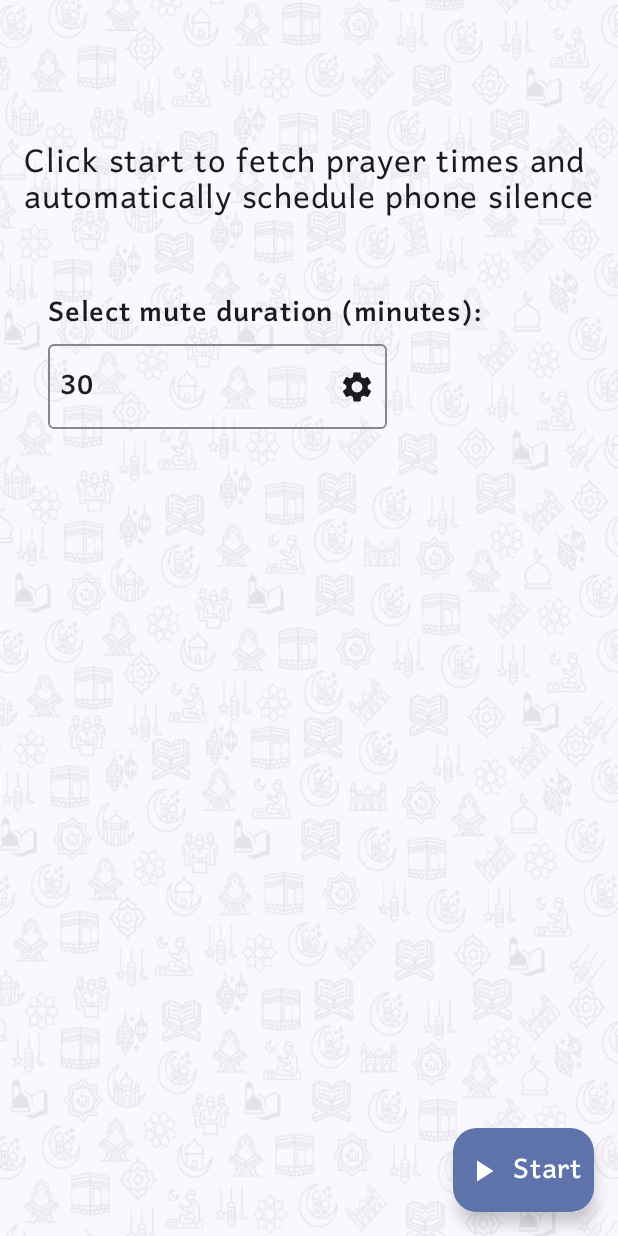
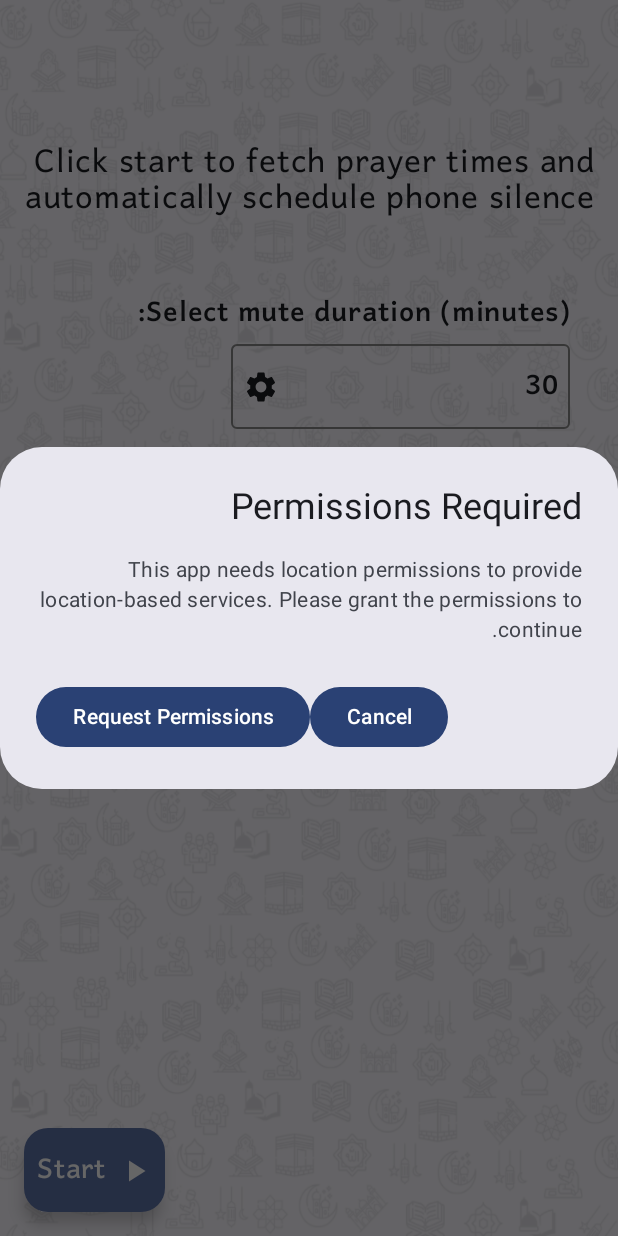
Before and after one commit to laktam/prayer-time-silencer, an Android app built with Jetpack Compose: the screen it shows after launch (MainActivity), after a tap on "Start", on a phone screen of 412 x 824 dp. Run offline under Robolectric (Android 15) with nearby library versions, the phone set to English and light mode, and no system bars.

Commit message:
add dialog before asking for permissions

```diff
--- a/app/src/main/java/org/mql/laktam/prayertimesilencer/ActivationButton.kt
+++ b/app/src/main/java/org/mql/laktam/prayertimesilencer/ActivationButton.kt
@@ -19,11 +19,14 @@ import androidx.compose.ui.platform.LocalContext
 import androidx.core.content.ContextCompat
 import androidx.compose.runtime.getValue
 import androidx.compose.material.icons.filled.PlayArrow
+import androidx.compose.material3.AlertDialog
+import androidx.compose.material3.Button
 import androidx.compose.material3.FloatingActionButton
 import androidx.compose.material3.Icon
 import androidx.compose.material3.MaterialTheme
 import androidx.compose.material3.Text
 import androidx.compose.runtime.collectAsState
+import androidx.compose.runtime.setValue
 import androidx.compose.ui.Alignment
 import androidx.compose.ui.Modifier
 import androidx.compose.ui.res.stringResource
@@ -32,6 +35,7 @@ import androidx.compose.ui.unit.dp
 
 @Composable
 fun ActivationFab(viewModel: MainViewModel) {
+    var showDialog by remember { mutableStateOf(false) }
     val context = LocalContext.current
     val notificationManager =
                 context.getSystemService(Context.NOTIFICATION_SERVICE) as NotificationManager
@@ -62,6 +66,42 @@ fun ActivationFab(viewModel: MainViewModel) {
         }
 
     val handleFabClick = {
+        if(!doNotDisturbPermissionGranted.value && !locationPermissionsState.value){
+            showDialog = true
+        }
+//        if (!doNotDisturbPermissionGranted.value) {
+//                val intent = Intent(Settings.ACTION_NOTIFICATION_POLICY_ACCESS_SETTINGS)
+//                context.startActivity(intent)
+//        }
+//        if(!locationPermissionsState.value) {
+//            locationPermissionLauncher.launch(
+//                arrayOf(
+//                    Manifest.permission.ACCESS_FINE_LOCATION,
+//                    Manifest.permission.ACCESS_COARSE_LOCATION
+//                )
+//            )
+//        }
+//        if(!showDialog){
+            if (locationPermissionsState.value && doNotDisturbPermissionGranted.value){
+                if (isServiceRunning) {
+                    stopService(context)
+                    viewModel.setServiceRunning(context, false)
+                } else {
+                    startService(context)
+                    viewModel.setServiceRunning(context, true)
+                }
+            }
+//        }
+    }
+
+    if (showDialog) {
+        AlertDialog(
+            onDismissRequest = { showDialog = false },
+            title = { Text("Permissions Required") },
+            text = { Text("This app needs location permissions to provide location-based services. Please grant the permissions to continue.") },
+            confirmButton = {
+                Button(
+                    onClick = {
                         if (!doNotDisturbPermissionGranted.value) {
                             val intent = Intent(Settings.ACTION_NOTIFICATION_POLICY_ACCESS_SETTINGS)
                             context.startActivity(intent)
@@ -74,19 +114,26 @@ fun ActivationFab(viewModel: MainViewModel) {
                                 )
                             )
                         }
-
-        if (locationPermissionsState.value && doNotDisturbPermissionGranted.value){
-            if (isServiceRunning) {
-                stopService(context)
-                viewModel.setServiceRunning(context, false)
-            } else {
-                startService(context)
-                viewModel.setServiceRunning(context, true)
+                        showDialog = false
+                    }
+                ) {
+                    Text("Request Permissions")
+                }
+            },
+            dismissButton = {
+                Button(
+                    onClick = { showDialog = false }
+                ) {
+                    Text("Cancel")
                 }
             }
+        )
     }
 
-    FloatingActionButton(onClick = { handleFabClick() }) {
+    FloatingActionButton(onClick = {
+//        handleFabClick()
+        handleFabClick()
+    }) {
         Row(
             modifier = Modifier.padding(horizontal = 8.dp),
             verticalAlignment = Alignment.CenterVertically
--- a/app/src/main/java/org/mql/laktam/prayertimesilencer/DisplaySilenceTimes.kt
+++ b/app/src/main/java/org/mql/laktam/prayertimesilencer/DisplaySilenceTimes.kt
@@ -53,7 +53,7 @@ fun DisplaySilenceTimes(viewModel: MainViewModel) {
     Column(modifier = Modifier.fillMaxWidth()) {
         if (!isServiceRunning) {
             Text(
-                text = stringResource(R.string.stoped_service_note),
+                text = stringResource(R.string.stopped_service_note),
                 style = MaterialTheme.typography.titleMedium,
                 modifier = Modifier.padding(bottom = 16.dp)
             )
--- a/app/src/main/java/org/mql/laktam/prayertimesilencer/MainActivity.kt
+++ b/app/src/main/java/org/mql/laktam/prayertimesilencer/MainActivity.kt
@@ -53,6 +53,7 @@ import androidx.compose.ui.Modifier
 import androidx.compose.ui.draw.alpha
 import androidx.compose.ui.draw.paint
 import androidx.compose.ui.graphics.Color
+import androidx.compose.ui.graphics.RectangleShape
 import androidx.compose.ui.layout.ContentScale
 import androidx.compose.ui.platform.LocalContext
 import androidx.compose.ui.res.painterResource
@@ -79,7 +80,7 @@ class MainActivity : ComponentActivity() {
     }
     override fun onCreate(savedInstanceState: Bundle?) {
         super.onCreate(savedInstanceState)
-        setAppLocale(this, "en")
+        setAppLocale(this, "ar")
         enableEdgeToEdge()
         fusedLocationClient = LocationServices.getFusedLocationProviderClient(this)
         setContent {
@@ -140,6 +141,21 @@ fun MainScreen(viewModel: MainViewModel) {
                 DisplaySilenceTimes(viewModel)
                 if(!isServiceRunning){
                     SilenceDurationChooser(viewModel)
+//                    Card(
+//                        modifier = Modifier
+//                            .fillMaxWidth()
+//                            .padding(top = 20.dp),
+//
+//                        elevation = CardDefaults.cardElevation(defaultElevation = 2.dp),
+//                        colors = CardDefaults.cardColors(containerColor = MaterialTheme.colorScheme.surfaceVariant),
+//                        shape = RectangleShape
+//                    ) {
+//                        Text(
+//                            text = stringResource(R.string.permissions_note),
+//                            style = MaterialTheme.typography.titleMedium,
+//                            modifier = Modifier.padding(vertical = 3.dp)
+//                        )
+//                    }
                 }
             }
         }
--- a/app/src/main/res/values/strings.xml
+++ b/app/src/main/res/values/strings.xml
@@ -2,7 +2,7 @@
     <string name="app_name">Prayer Time Silencer</string>
     <string name="service_note">Silencing your phone during prayer times.</string>
     <string name="scheduled_silence_times">Scheduled phone mute times:</string>
-    <string name="stoped_service_note">Click start to fetch prayer times and automatically schedule phone silence</string>
+    <string name="stopped_service_note">Click start to fetch prayer times and automatically schedule phone silence</string>
     <string name="Fajr">Fajr</string>
     <string name="Dhuhr">Dhuhr</string>
     <string name="Asr">Asr</string>
@@ -17,5 +17,5 @@
     <string name="select_language">language</string>
     <string name="language_english">English</string>
     <string name="language_arabic">Arabic</string>
-
+    <string name="permissions_note">The app need location and do not disturb permissions</string>
 </resources>
```
Also changed, not shown: 1 other file. Lines whose indentation alone changed are shown as unchanged.
